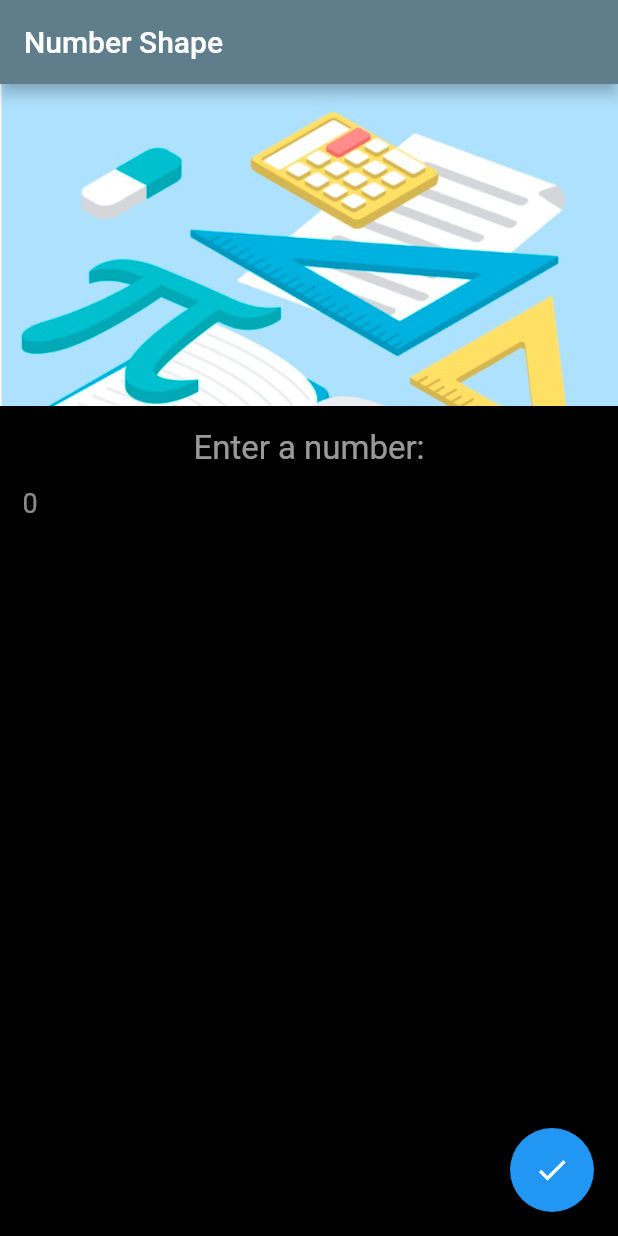
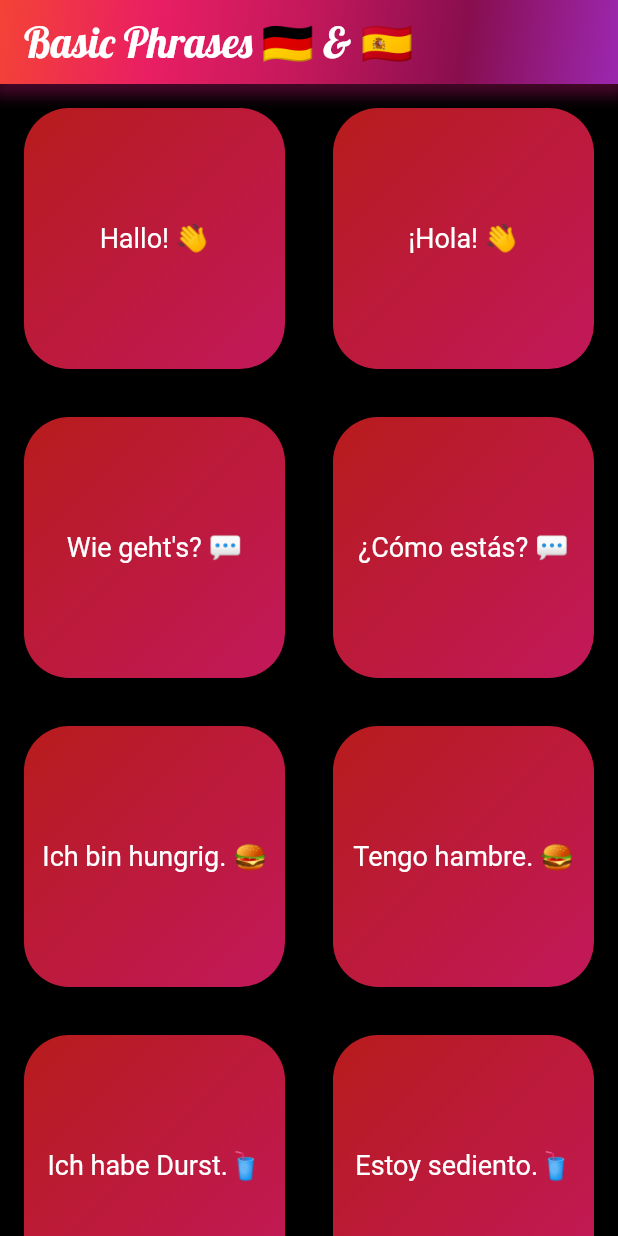
Before and after one commit to codrutlucianm/FlutterCourse, a Flutter app: the screen it shows after launch, on a phone screen of 412 x 824 dp. Run offline on Flutter 3.47's test engine with Material 2 defaults, Android fonts, the phone set to English and light mode, and no system bars; our stand-ins replace audioplayers, font_awesome_flutter, google_fonts.

Commit message:
Add Homework3
TicTacToe & Basic Phrases

```diff
--- /dev/null
+++ b/lib/Homework3/basic_phrases.dart
@@ -0,0 +1,169 @@
+import 'package:flutter/material.dart';
+import 'package:audioplayers/audioplayers.dart';
+import 'package:google_fonts/google_fonts.dart';
+
+class MyApp extends StatelessWidget {
+  @override
+  Widget build(BuildContext context) {
+    return MaterialApp(
+      title: 'Basic Phrases',
+      theme: ThemeData(
+        primarySwatch: Colors.deepOrange,
+        visualDensity: VisualDensity.adaptivePlatformDensity,
+      ),
+      home: const MyHomePage(title: 'Basic Phrases'),
+    );
+  }
+}
+
+class MyHomePage extends StatefulWidget {
+  const MyHomePage({Key key, this.title}) : super(key: key);
+
+  final String title;
+
+  @override
+  _MyHomePageState createState() => _MyHomePageState();
+}
+
+class _MyHomePageState extends State<MyHomePage> {
+  AudioPlayer audioPlayer = AudioPlayer();
+
+  final List<String> _phrases = <String>[
+    'Hallo! 👋',
+    '¡Hola! 👋',
+    'Wie geht\'s? 💬',
+    '¿Cómo estás? 💬',
+    'Ich bin hungrig. 🍔',
+    'Tengo hambre. 🍔',
+    'Ich habe Durst.🥤',
+    'Estoy sediento.🥤',
+    'Gehen wir ein Bier trinken!🍻',
+    '¡Vamos a tener una cerveza!🍻',
+  ];
+
+  void _playSound(int index) {
+    setState(() {
+      switch (index) {
+        case 0:
+          audioPlayer.play(
+              'https://translate.google.com/translate_tts?ie=UTF-8&client=tw-ob&q=Hallo&tl=de&total=1&idx=0&textlen=20');
+          break;
+        case 1:
+          audioPlayer.play(
+              'https://translate.google.com/translate_tts?ie=UTF-8&client=tw-ob&q=Hola&tl=es&total=1&idx=0&textlen=20');
+          break;
+        case 2:
+          audioPlayer.play(
+              'https://translate.google.com/translate_tts?ie=UTF-8&client=tw-ob&q=wie%20gehts&tl=de&total=1&idx=0&textlen=20');
+          break;
+        case 3:
+          audioPlayer.play(
+              'https://translate.google.com/translate_tts?ie=UTF-8&client=tw-ob&q=como%20estas&tl=es&total=1&idx=0&textlen=20');
+          break;
+        case 4:
+          audioPlayer.play(
+              'https://translate.google.com/translate_tts?ie=UTF-8&client=tw-ob&q=ich%20bin%20hungrig&tl=de&total=1&idx=0&textlen=20');
+          break;
+        case 5:
+          audioPlayer.play(
+              'https://translate.google.com/translate_tts?ie=UTF-8&client=tw-ob&q=tengo%20hambre&tl=es&total=1&idx=0&textlen=20');
+          break;
+        case 6:
+          audioPlayer.play(
+              'https://translate.google.com/translate_tts?ie=UTF-8&client=tw-ob&q=ich%20%20habe%20Durst&tl=de&total=1&idx=0&textlen=20');
+          break;
+        case 7:
+          audioPlayer.play(
+              'https://translate.google.com/translate_tts?ie=UTF-8&client=tw-ob&q=estoy%20sediento&tl=es&total=1&idx=0&textlen=20');
+          break;
+        case 8:
+          audioPlayer.play(
+              'https://translate.google.com/translate_tts?ie=UTF-8&client=tw-ob&q=gehen%20%20wir%20ein%20bier%20trinken&tl=de&total=1&idx=0&textlen=20');
+          break;
+        case 9:
+          audioPlayer.play(
+              'https://translate.google.com/translate_tts?ie=UTF-8&client=tw-ob&q=vamos%20a%20tener%20una%20cerveza&tl=es&total=1&idx=0&textlen=20');
+          break;
+      }
+    });
+  }
+
+  @override
+  Widget build(BuildContext context) {
+    return Scaffold(
+      backgroundColor: Colors.black,
+      appBar: AppBar(
+        title: Text(widget.title + ' 🇩🇪 & 🇪🇸',
+            style: GoogleFonts.lobster(fontSize: 28)),
+        flexibleSpace: Container(
+            decoration: BoxDecoration(
+                gradient: LinearGradient(
+                    begin: Alignment.topLeft,
+                    end: Alignment.bottomRight,
+                    colors: <Color>[
+                      Colors.red,
+                      Colors.pink,
+                      Colors.pink[700],
+                      Colors.pink[900],
+                      Colors.purple
+                    ]),
+                boxShadow: <BoxShadow>[
+              BoxShadow(
+                  color: Colors.pink[900].withOpacity(0.5),
+                  spreadRadius: 5,
+                  blurRadius: 7,
+                  offset: const Offset(0, 3))
+            ])),
+      ),
+      body: Center(
+        child: Column(
+          mainAxisAlignment: MainAxisAlignment.start,
+          children: <Widget>[
+            Expanded(
+                child: Material(
+                    color: Colors.transparent,
+                    child: Ink(
+                        child: GridView.builder(
+                            padding: const EdgeInsets.all(16.0),
+                            itemCount: _phrases.length,
+                            gridDelegate:
+                                const SliverGridDelegateWithFixedCrossAxisCount(
+                              crossAxisCount: 2,
+                              mainAxisSpacing: 32.0,
+                              crossAxisSpacing: 32.0,
+                            ),
+                            itemBuilder: (BuildContext context, int index) {
+                              return InkWell(
+                                onTap: () {
+                                  _playSound(index);
+                                },
+                                child: Container(
+                                    decoration: BoxDecoration(
+                                      gradient: LinearGradient(
+                                          begin: Alignment.topLeft,
+                                          end: Alignment.bottomRight,
+                                          colors: <Color>[
+                                            Colors.red[900],
+                                            Colors.pink[700],
+                                          ]),
+                                      borderRadius: BorderRadius.circular(30.0),
+                                    ),
+                                    child: Align(
+                                      alignment: Alignment.center,
+                                      child: Text(
+                                        _phrases.elementAt(index),
+                                        style: const TextStyle(
+                                          fontSize: 18.0,
+                                          color: Colors.white,
+                                        ),
+                                        textAlign: TextAlign.center,
+                                      ),
+                                    )),
+                              );
+                            })))),
+          ],
+        ),
+      ),
+    );
+  }
+}
--- a/lib/main.dart
+++ b/lib/main.dart
@@ -1,8 +1,10 @@
 import 'package:flutter/material.dart';
 //import 'Homework1/currency_converter.dart' as currency_converter;
 //import 'Homework2/guess_my_number.dart' as guess_my_number;
-import 'Homework2/number_shape.dart' as number_shape;
+//import 'Homework2/number_shape.dart' as number_shape;
+//import 'Homework3/tic_tac_toe.dart' as tic_tac_toe;
+import 'Homework3/basic_phrases.dart' as basic_phrases;
 
 void main() {
-  runApp(number_shape.MyApp());
+  runApp(basic_phrases.MyApp());
 }
--- a/pubspec.yaml
+++ b/pubspec.yaml
@@ -11,6 +11,8 @@ environment:
 dependencies:
   flutter:
     sdk: flutter
+  google_fonts: any
+  audioplayers: ^0.17.0
 
 
   cupertino_icons: ^1.0.0
@@ -25,3 +27,7 @@ flutter:
   uses-material-design: true
   assets:
     - assets/images/Math.png
+  fonts:
+    - family: NerkoOne
+      fonts:
+        - asset: assets/fonts/NerkoOne-Regular.ttf
```
Also changed, not shown: lib/Homework3/tic_tac_toe.dart (added, +246 -0 lines), assets/fonts/NerkoOne-Regular.ttf (added), pubspec.lock.
